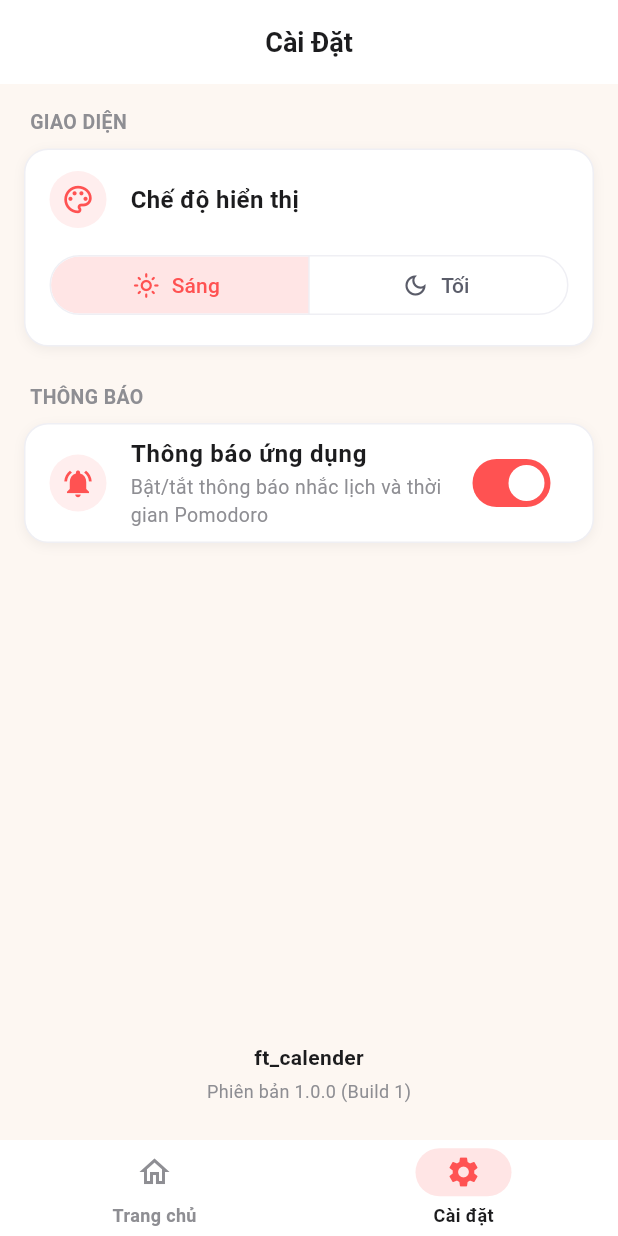
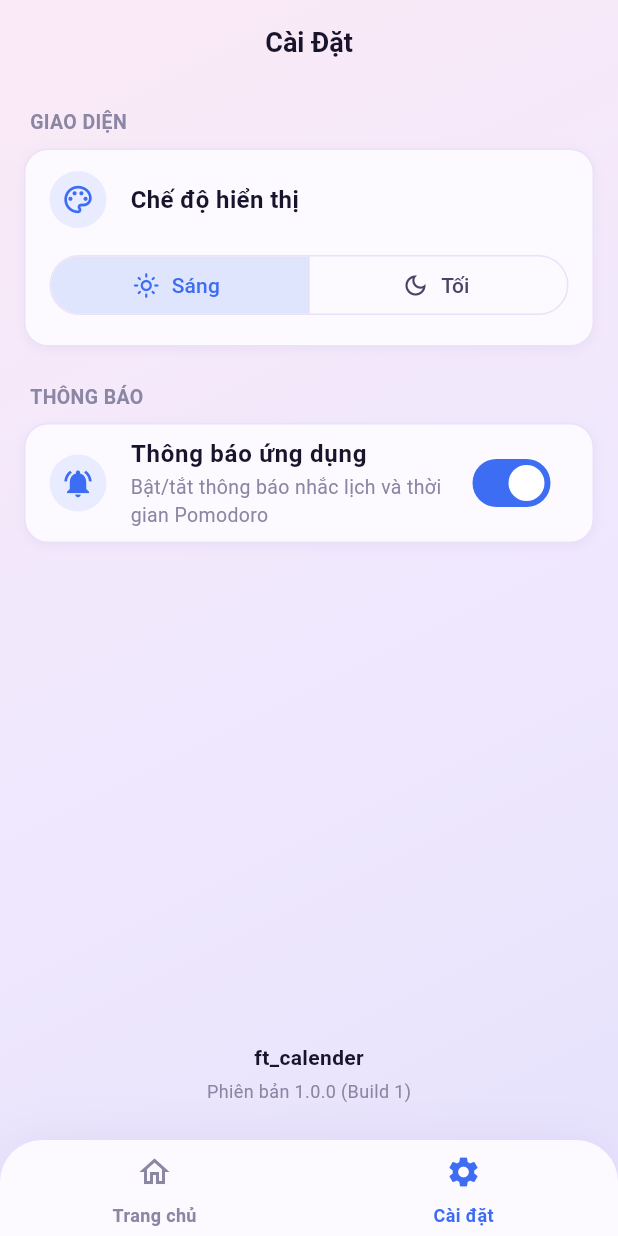
Before and after one commit to hieubm1707/ft_calendar, a Flutter app: the screen it shows after launch, item 2 of the bottom bar chosen, on a phone screen of 412 x 824 dp. Run offline on Flutter 3.47's test engine with Material 3 defaults, Android fonts, the phone set to English and light mode, and no system bars; our stand-ins replace dartz, drift, equatable, flutter_bloc, flutter_local_notifications, flutter_timezone and 6 more; missing offline and left inert: file_selector, home_widget, tray_manager, window_manager; accounts and stored records are empty; generated files the repository leaves out were written again.

Commit message:
feat: giao diện soft-tech pastels (gradient hồng–oải hương, nhấn xanh hoàng gia)
- Bảng màu mới cho cả Sáng/Tối: nền gradient pastel, thẻ trắng ngả tím, chữ
  đen ánh chàm, accent #3D6DF2 (Tối #7B9BFF), trạng thái hồng/mint/hổ phách
- Token `backgroundGradient` + `AppBackground`; Scaffold trong suốt, gradient
  gắn vào từng route qua PageTransitionsTheme
- AppBar + thanh trạng thái trong suốt, FAB tròn màu accent từ theme, thanh
  điều hướng bo góc trên, bo lớn cho thẻ/sheet/dialog
- Bỏ màu AppBar/FAB tự đặt ở từng trang; Focus toàn màn hình dùng bảng màu Tối

Co-Authored-By: Claude Opus 5.5 <noreply@anthropic.com>

```diff
--- /dev/null
+++ b/lib/core/theme/app_background.dart
@@ -0,0 +1,21 @@
+import 'package:flutter/material.dart';
+
+import 'app_colors_context.dart';
+
+/// Nền gradient pastel của app (theo chế độ Sáng/Tối đang chọn).
+///
+/// `AppTheme` tự đặt nó dưới mọi route qua hiệu ứng chuyển trang; chỉ cần dùng
+/// trực tiếp cho route tự dựng không qua `PageTransitionsTheme` (vd. PageRouteBuilder).
+class AppBackground extends StatelessWidget {
+  final Widget child;
+
+  const AppBackground({super.key, required this.child});
+
+  @override
+  Widget build(BuildContext context) {
+    return DecoratedBox(
+      decoration: BoxDecoration(gradient: context.colors.backgroundGradient),
+      child: child,
+    );
+  }
+}
--- a/lib/core/theme/app_colors.dart
+++ b/lib/core/theme/app_colors.dart
@@ -1,15 +1,20 @@
 import 'package:flutter/material.dart';
 
 /// Bảng màu chung của app (color template) — mỗi token có 1 giá trị Sáng + 1 Tối.
+/// Phong cách "soft-tech pastels": nền gradient hồng → oải hương, thẻ trắng ngả
+/// tím, chữ đen ánh chàm, một màu nhấn xanh hoàng gia.
 ///
 /// UI lấy màu qua `context.colors.<token>`, KHÔNG viết mã hex trực tiếp. Ngoại lệ:
 /// màu do người dùng chọn (màu sự kiện, tag, cờ ưu tiên) vì đó là dữ liệu.
 @immutable
 class AppColors extends ThemeExtension<AppColors> {
-  /// Nền trang.
+  /// Nền trang (màu đặc — dùng khi không vẽ được gradient).
   final Color background;
 
-  /// Thẻ, AppBar, thanh điều hướng, bottom sheet.
+  /// Nền gradient phía sau mọi trang (vẽ ở `AppBackground`).
+  final LinearGradient backgroundGradient;
+
+  /// Thẻ, thanh điều hướng, bottom sheet, dialog.
   final Color surface;
 
   /// Nền phụ: ô nhập, chip, hàng danh sách nằm trong thẻ.
@@ -26,14 +31,14 @@ class AppColors extends ThemeExtension<AppColors> {
   final Color textMuted;
   final Color textDisabled;
 
-  /// Màu thương hiệu (coral) — DÙNG CHUNG cho mọi tính năng: nút chính, chip
+  /// Màu thương hiệu (xanh hoàng gia) — DÙNG CHUNG cho mọi tính năng: nút chính, chip
   /// đang chọn, icon đang chọn, ngày hôm nay, tiến độ…
   final Color accent;
 
   /// Pomodoro: giai đoạn nghỉ (để phân biệt với giai đoạn tập trung = accent).
   final Color breakTime;
 
-  /// Thông tin / mát lạnh (xanh dương) — vd. máy lạnh, nút giảm nhiệt độ.
+  /// Thông tin / mát lạnh (xanh da trời) — vd. máy lạnh, nút giảm nhiệt độ.
   final Color info;
 
   final Color danger;
@@ -45,6 +50,7 @@ class AppColors extends ThemeExtension<AppColors> {
 
   const AppColors({
     required this.background,
+    required this.backgroundGradient,
     required this.surface,
     required this.surfaceAlt,
     required this.border,
@@ -63,46 +69,57 @@ class AppColors extends ThemeExtension<AppColors> {
   });
 
   static const light = AppColors(
-    background: Color(0xFFFDF7F2),
-    surface: Color(0xFFFFFFFF),
-    surfaceAlt: Color(0xFFF5F5F7),
-    border: Color(0xFFEFEFF4),
-    divider: Color(0xFFEEEEEE),
-    textPrimary: Color(0xFF1C1C1E),
-    textSecondary: Color(0xFF5A5C69),
-    textMuted: Color(0xFF8E8E93),
-    textDisabled: Color(0xFFC7C7CC),
-    accent: Color(0xFFFF5252),
-    breakTime: Color(0xFF5C6BC0),
-    info: Color(0xFF448AFF),
-    danger: Color(0xFFE53935),
-    success: Color(0xFF00C853),
-    warning: Color(0xFFF57C00),
-    shadow: Color(0x0D000000),
+    background: Color(0xFFF3EDFC),
+    backgroundGradient: LinearGradient(
+      begin: Alignment.topLeft,
+      end: Alignment.bottomRight,
+      colors: [Color(0xFFFBEAF6), Color(0xFFF0E8FD), Color(0xFFE6E2FC)],
+    ),
+    surface: Color(0xFFFCFAFF),
+    surfaceAlt: Color(0xFFEEE8FC),
+    border: Color(0xFFE9E2F8),
+    divider: Color(0xFFEDE8F7),
+    textPrimary: Color(0xFF17142B),
+    textSecondary: Color(0xFF4A4566),
+    textMuted: Color(0xFF8A86A3),
+    textDisabled: Color(0xFFC3BED8),
+    accent: Color(0xFF3D6DF2),
+    breakTime: Color(0xFF9B7BF0),
+    info: Color(0xFF22A9E0),
+    danger: Color(0xFFEF5B78),
+    success: Color(0xFF2DBE8F),
+    warning: Color(0xFFF2A33A),
+    shadow: Color(0x147C5CC4),
   );
 
   static const dark = AppColors(
-    background: Color(0xFF121214),
-    surface: Color(0xFF1E1E22),
-    surfaceAlt: Color(0xFF2A2A30),
-    border: Color(0xFF34343A),
-    divider: Color(0xFF34343A),
-    textPrimary: Color(0xFFF2F2F7),
-    textSecondary: Color(0xFFC7C7CC),
-    textMuted: Color(0xFF98989F),
-    textDisabled: Color(0xFF6C6C73),
-    accent: Color(0xFFFF6B6B),
-    breakTime: Color(0xFF7986CB),
-    info: Color(0xFF6FA4FF),
-    danger: Color(0xFFEF5350),
-    success: Color(0xFF3DDC84),
-    warning: Color(0xFFFFA726),
-    shadow: Color(0x4D000000),
+    background: Color(0xFF16122B),
+    backgroundGradient: LinearGradient(
+      begin: Alignment.topLeft,
+      end: Alignment.bottomRight,
+      colors: [Color(0xFF241A3D), Color(0xFF1A1533), Color(0xFF121027)],
+    ),
+    surface: Color(0xFF231E3D),
+    surfaceAlt: Color(0xFF2E2852),
+    border: Color(0xFF3A3360),
+    divider: Color(0xFF332D57),
+    textPrimary: Color(0xFFF3F0FF),
+    textSecondary: Color(0xFFC9C3E6),
+    textMuted: Color(0xFF9A94BC),
+    textDisabled: Color(0xFF625C86),
+    accent: Color(0xFF7B9BFF),
+    breakTime: Color(0xFFB79CFF),
+    info: Color(0xFF5CCBF5),
+    danger: Color(0xFFFF7A93),
+    success: Color(0xFF4FD8AA),
+    warning: Color(0xFFFFB547),
+    shadow: Color(0x66000000),
   );
 
   @override
   AppColors copyWith({
     Color? background,
+    LinearGradient? backgroundGradient,
     Color? surface,
     Color? surfaceAlt,
     Color? border,
@@ -121,6 +138,7 @@ class AppColors extends ThemeExtension<AppColors> {
   }) {
     return AppColors(
       background: background ?? this.background,
+      backgroundGradient: backgroundGradient ?? this.backgroundGradient,
       surface: surface ?? this.surface,
       surfaceAlt: surfaceAlt ?? this.surfaceAlt,
       border: border ?? this.border,
@@ -145,6 +163,11 @@ class AppColors extends ThemeExtension<AppColors> {
     Color l(Color a, Color b) => Color.lerp(a, b, t)!;
     return AppColors(
       background: l(background, other.background),
+      backgroundGradient: LinearGradient.lerp(
+        backgroundGradient,
+        other.backgroundGradient,
+        t,
+      )!,
       surface: l(surface, other.surface),
       surfaceAlt: l(surfaceAlt, other.surfaceAlt),
       border: l(border, other.border),
--- a/lib/core/theme/app_theme.dart
+++ b/lib/core/theme/app_theme.dart
@@ -1,15 +1,25 @@
 import 'package:flutter/material.dart';
+import 'package:flutter/services.dart';
 
+import 'app_background.dart';
 import 'app_colors.dart';
 
 /// Dựng `ThemeData` Sáng/Tối từ bảng màu [AppColors]. Các mặc định ở đây (AppBar,
 /// NavigationBar, sheet, dialog, ô nhập…) giúp trang không phải tự tô màu nền.
+///
+/// Nền gradient: Scaffold trong suốt, còn mỗi route tự mang gradient của mình
+/// (bọc trong hiệu ứng chuyển trang) → trang trượt vào đã có nền đặc, không lộ
+/// trang cũ phía sau.
 class AppTheme {
   const AppTheme._();
 
   static ThemeData light() => _build(AppColors.light, Brightness.light);
 
   static ThemeData dark() => _build(AppColors.dark, Brightness.dark);
+
+  /// Bo góc chung: thẻ/sheet/dialog bo lớn, ô nhập/chip bo vừa.
+  static const _radiusLarge = 24.0;
+  static const _radiusMedium = 16.0;
 
   static ThemeData _build(AppColors c, Brightness brightness) {
     final isDark = brightness == Brightness.dark;
@@ -32,26 +42,54 @@ class AppTheme {
       useMaterial3: true,
       brightness: brightness,
       colorScheme: scheme,
-      scaffoldBackgroundColor: c.background,
+      scaffoldBackgroundColor: Colors.transparent,
+      canvasColor: c.background,
       dividerColor: c.divider,
+      pageTransitionsTheme: const PageTransitionsTheme(
+        builders: {
+          TargetPlatform.android: _BackgroundTransitionsBuilder(
+            ZoomPageTransitionsBuilder(),
+          ),
+          TargetPlatform.iOS: _BackgroundTransitionsBuilder(
+            CupertinoPageTransitionsBuilder(),
+          ),
+          TargetPlatform.macOS: _BackgroundTransitionsBuilder(
+            CupertinoPageTransitionsBuilder(),
+          ),
+          TargetPlatform.windows: _BackgroundTransitionsBuilder(
+            ZoomPageTransitionsBuilder(),
+          ),
+          TargetPlatform.linux: _BackgroundTransitionsBuilder(
+            ZoomPageTransitionsBuilder(),
+          ),
+        },
+      ),
       appBarTheme: AppBarTheme(
-        backgroundColor: c.surface,
-        surfaceTintColor: c.surface,
+        // Trong suốt: tiêu đề nằm thẳng trên nền gradient như thiết kế.
+        backgroundColor: Colors.transparent,
+        surfaceTintColor: Colors.transparent,
         foregroundColor: c.textPrimary,
-        elevation: 0.5,
-        scrolledUnderElevation: 0.5,
+        elevation: 0,
+        scrolledUnderElevation: 0,
+        // Thanh trạng thái trong suốt để gradient lấp lên tận mép trên.
+        systemOverlayStyle: (isDark
+                ? SystemUiOverlayStyle.light
+                : SystemUiOverlayStyle.dark)
+            .copyWith(statusBarColor: Colors.transparent),
         iconTheme: IconThemeData(color: c.textPrimary),
         actionsIconTheme: IconThemeData(color: c.textPrimary),
         titleTextStyle: TextStyle(
           color: c.textPrimary,
           fontSize: 20,
-          fontWeight: FontWeight.bold,
+          fontWeight: FontWeight.w700,
         ),
       ),
       navigationBarTheme: NavigationBarThemeData(
         backgroundColor: c.surface,
-        surfaceTintColor: c.surface,
-        indicatorColor: c.accent.withValues(alpha: 0.15),
+        surfaceTintColor: Colors.transparent,
+        elevation: 0,
+        shadowColor: c.shadow,
+        indicatorColor: Colors.transparent,
         iconTheme: WidgetStateProperty.resolveWith(
           (s) => IconThemeData(
             color: s.contains(WidgetState.selected) ? c.accent : c.textMuted,
@@ -61,34 +99,72 @@ class AppTheme {
           (s) => TextStyle(
             fontSize: 12,
             fontWeight: FontWeight.w600,
-            color: s.contains(WidgetState.selected)
-                ? c.textPrimary
-                : c.textMuted,
+            color: s.contains(WidgetState.selected) ? c.accent : c.textMuted,
+          ),
+        ),
+      ),
+      floatingActionButtonTheme: FloatingActionButtonThemeData(
+        backgroundColor: c.accent,
+        foregroundColor: Colors.white,
+        elevation: 6,
+        highlightElevation: 8,
+        shape: const CircleBorder(),
+      ),
+      filledButtonTheme: FilledButtonThemeData(
+        style: FilledButton.styleFrom(
+          shape: RoundedRectangleBorder(
+            borderRadius: BorderRadius.circular(_radiusMedium),
           ),
         ),
       ),
       cardTheme: CardThemeData(
         color: c.surface,
-        surfaceTintColor: c.surface,
+        surfaceTintColor: Colors.transparent,
+        shadowColor: c.shadow,
+        shape: RoundedRectangleBorder(
+          borderRadius: BorderRadius.circular(_radiusLarge),
+        ),
       ),
       bottomSheetTheme: BottomSheetThemeData(
         backgroundColor: c.surface,
-        surfaceTintColor: c.surface,
+        surfaceTintColor: Colors.transparent,
         modalBackgroundColor: c.surface,
+        shape: const RoundedRectangleBorder(
+          borderRadius: BorderRadius.vertical(
+            top: Radius.circular(_radiusLarge + 4),
+          ),
+        ),
       ),
       dialogTheme: DialogThemeData(
         backgroundColor: c.surface,
-        surfaceTintColor: c.surface,
+        surfaceTintColor: Colors.transparent,
+        shape: RoundedRectangleBorder(
+          borderRadius: BorderRadius.circular(_radiusLarge + 4),
+        ),
       ),
       popupMenuTheme: PopupMenuThemeData(
         color: c.surface,
-        surfaceTintColor: c.surface,
+        surfaceTintColor: Colors.transparent,
+        shape: RoundedRectangleBorder(
+          borderRadius: BorderRadius.circular(_radiusMedium),
+        ),
+      ),
+      chipTheme: ChipThemeData(
+        backgroundColor: c.surface,
+        selectedColor: c.surfaceAlt,
+        side: BorderSide(color: c.border),
+        labelStyle: TextStyle(color: c.textPrimary),
+        shape: RoundedRectangleBorder(
+          borderRadius: BorderRadius.circular(12),
+        ),
       ),
       snackBarTheme: SnackBarThemeData(
-        backgroundColor: isDark
-            ? c.surfaceAlt
-            : const Color(0xFF323232),
-        contentTextStyle: const TextStyle(color: Colors.white),
+        backgroundColor: isDark ? c.surfaceAlt : c.textPrimary,
+        contentTextStyle: TextStyle(color: isDark ? c.textPrimary : c.surface),
+        behavior: SnackBarBehavior.floating,
+        shape: RoundedRectangleBorder(
+          borderRadius: BorderRadius.circular(_radiusMedium),
+        ),
       ),
       inputDecorationTheme: InputDecorationTheme(
         fillColor: c.surfaceAlt,
@@ -103,3 +179,28 @@ class AppTheme {
     );
   }
 }
+
+/// Bọc hiệu ứng chuyển trang mặc định: thêm nền gradient [AppBackground] dưới
+/// nội dung route, để Scaffold trong suốt vẫn có nền riêng khi trượt vào.
+class _BackgroundTransitionsBuilder extends PageTransitionsBuilder {
+  final PageTransitionsBuilder _inner;
+
+  const _BackgroundTransitionsBuilder(this._inner);
+
+  @override
+  Widget buildTransitions<T>(
+    PageRoute<T> route,
+    BuildContext context,
+    Animation<double> animation,
+    Animation<double> secondaryAnimation,
+    Widget child,
+  ) {
+    return _inner.buildTransitions(
+      route,
+      context,
+      animation,
+      secondaryAnimation,
+      AppBackground(child: child),
+    );
+  }
+}
--- a/lib/core/theme/index.dart
+++ b/lib/core/theme/index.dart
@@ -1,4 +1,5 @@
 // Bảng màu + ThemeData Sáng/Tối. Chỉ tầng presentation import (KHÔNG dùng ở domain).
+export 'app_background.dart';
 export 'app_colors.dart';
 export 'app_colors_context.dart';
 export 'app_theme.dart';
--- a/lib/features/calendar/presentation/pages/calendar_page.dart
+++ b/lib/features/calendar/presentation/pages/calendar_page.dart
@@ -212,11 +212,8 @@ class _CalendarViewState extends State<_CalendarView> {
         ),
       ),
       floatingActionButton: FloatingActionButton(
-        backgroundColor: colors.textPrimary,
-        elevation: 2,
-        shape: const CircleBorder(),
         onPressed: _addToday,
-        child: Icon(Icons.add, color: colors.surface),
+        child: const Icon(Icons.add),
       ),
     );
   }
--- a/lib/features/calendar/presentation/pages/day_detail_page.dart
+++ b/lib/features/calendar/presentation/pages/day_detail_page.dart
@@ -59,7 +59,6 @@ class DayDetailPage extends StatelessWidget {
     final colors = context.colors;
     return Scaffold(
       appBar: AppBar(
-        backgroundColor: colors.background,
         elevation: 0,
         title: Column(
           crossAxisAlignment: CrossAxisAlignment.start,
@@ -157,10 +156,8 @@ class DayDetailPage extends StatelessWidget {
         },
       ),
       floatingActionButton: FloatingActionButton(
-        backgroundColor: colors.textPrimary,
-        shape: const CircleBorder(),
         onPressed: () => _add(context),
-        child: Icon(Icons.add, color: colors.surface),
+        child: const Icon(Icons.add),
       ),
     );
   }
--- a/lib/features/home/presentation/app_bottom_nav.dart
+++ b/lib/features/home/presentation/app_bottom_nav.dart
@@ -1,4 +1,6 @@
 import 'package:flutter/material.dart';
+
+import '../../../core/theme/index.dart';
 
 /// Thanh điều hướng chính (Bottom Navigation Bar) chỉ chứa 2 Tab: Trang chủ (Home) và Cài đặt (Settings)
 class AppBottomNav extends StatelessWidget {
@@ -13,6 +15,26 @@ class AppBottomNav extends StatelessWidget {
 
   @override
   Widget build(BuildContext context) {
+    // Thanh trắng bo góc trên, đổ bóng tím nhạt — nổi trên nền gradient.
+    return DecoratedBox(
+      decoration: BoxDecoration(
+        borderRadius: const BorderRadius.vertical(top: Radius.circular(28)),
+        boxShadow: [
+          BoxShadow(
+            color: context.colors.shadow,
+            blurRadius: 24,
+            offset: const Offset(0, -4),
+          ),
+        ],
+      ),
+      child: ClipRRect(
+        borderRadius: const BorderRadius.vertical(top: Radius.circular(28)),
+        child: _buildBar(),
+      ),
+    );
+  }
+
+  Widget _buildBar() {
     return NavigationBar(
       selectedIndex: currentIndex,
       onDestinationSelected: onTap,
--- a/lib/features/pomodoro/presentation/pages/pomodoro_fullscreen_page.dart
+++ b/lib/features/pomodoro/presentation/pages/pomodoro_fullscreen_page.dart
@@ -12,11 +12,12 @@ import '../../../../core/theme/index.dart';
 import '../cubit/pomodoro_cubit.dart';
 
 // Trang luôn tối → lấy màu từ bảng màu Tối, không theo chế độ đang chọn.
-final _kFocusColor = AppColors.dark.accent;
-final _kBreakColor = AppColors.dark.breakTime;
-const _kBackground = Color(0xFF101418);
-const _kForeground = Color(0xFFF2F2F7);
-const _kMuted = Color(0xFF8E8E93);
+const _kPalette = AppColors.dark;
+final _kFocusColor = _kPalette.accent;
+final _kBreakColor = _kPalette.breakTime;
+final _kBackground = _kPalette.background;
+final _kForeground = _kPalette.textPrimary;
+final _kMuted = _kPalette.textMuted;
 const _kSideGutter = 16.0;
 
 /// Đồng hồ tập trung toàn màn hình: nền tối, chỉ còn thời gian + thanh tiến độ ngang.
@@ -257,12 +258,12 @@ class _Clock extends StatelessWidget {
             child: FittedBox(
               child: Text(
                 state.remainingLabel,
-                style: const TextStyle(
+                style: TextStyle(
                   fontSize: 1000,
                   height: 1,
                   fontWeight: FontWeight.w800,
                   color: _kForeground,
-                  fontFeatures: [FontFeature.tabularFigures()],
+                  fontFeatures: const [FontFeature.tabularFigures()],
                 ),
               ),
             ),
--- a/lib/features/pomodoro/presentation/pages/pomodoro_report_page.dart
+++ b/lib/features/pomodoro/presentation/pages/pomodoro_report_page.dart
@@ -56,7 +56,6 @@ class _ReportView extends StatelessWidget {
     final colors = context.colors;
     return Scaffold(
       appBar: AppBar(
-        backgroundColor: colors.background,
         elevation: 0,
         title: Text('Báo cáo tập trung',
             style: TextStyle(
--- a/lib/features/tasks/presentation/pages/tasks_page.dart
+++ b/lib/features/tasks/presentation/pages/tasks_page.dart
@@ -135,10 +135,8 @@ class _TasksView extends StatelessWidget {
       ),
       floatingActionButton: Builder(
         builder: (context) => FloatingActionButton(
-          backgroundColor: colors.textPrimary,
-          shape: const CircleBorder(),
           onPressed: () => _add(context),
-          child: Icon(Icons.add, color: colors.surface),
+          child: const Icon(Icons.add),
         ),
       ),
     );
--- a/lib/features/typing/presentation/pages/typing_content_page.dart
+++ b/lib/features/typing/presentation/pages/typing_content_page.dart
@@ -93,7 +93,6 @@ class _ContentView extends StatelessWidget {
           },
           child: Scaffold(
             appBar: AppBar(
-              backgroundColor: colors.background,
               elevation: 0,
               title: Text('Kho nội dung',
                   style: TextStyle(
--- a/lib/features/typing/presentation/pages/typing_history_page.dart
+++ b/lib/features/typing/presentation/pages/typing_history_page.dart
@@ -56,7 +56,6 @@ class _HistoryView extends StatelessWidget {
     final colors = context.colors;
     return Scaffold(
       appBar: AppBar(
-        backgroundColor: colors.background,
         elevation: 0,
         title: Text('Lịch sử gõ phím',
             style: TextStyle(fontWeight: FontWeight.w800, color: colors.textPrimary)),
```
Also changed, not shown: 1 other file.
